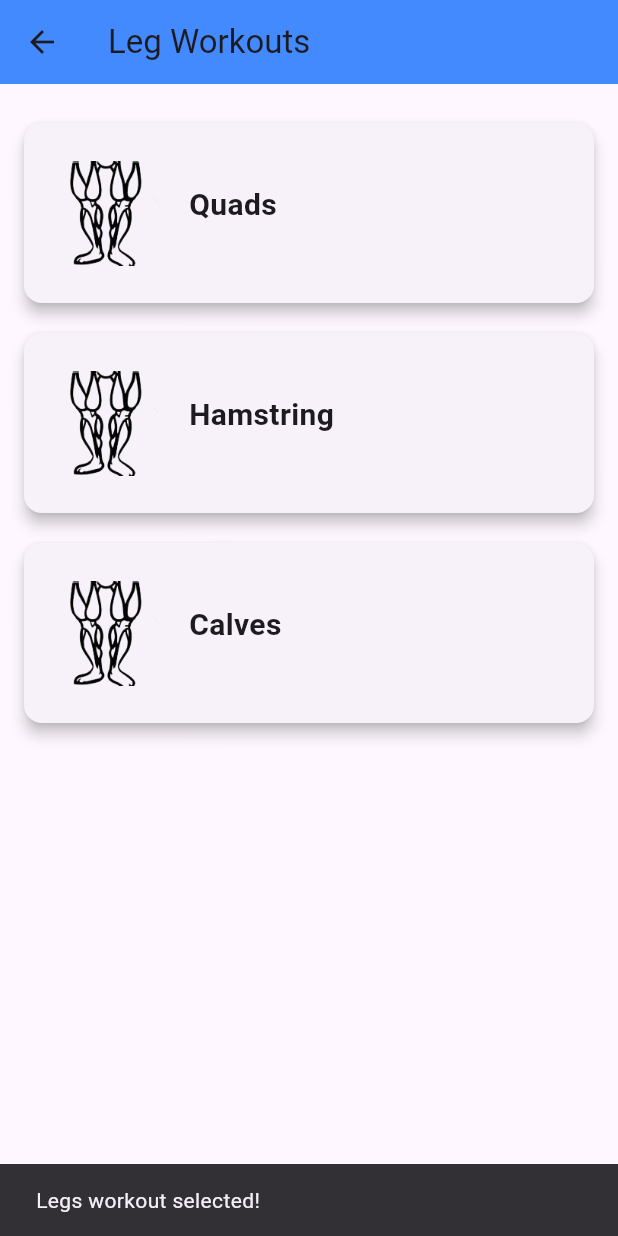
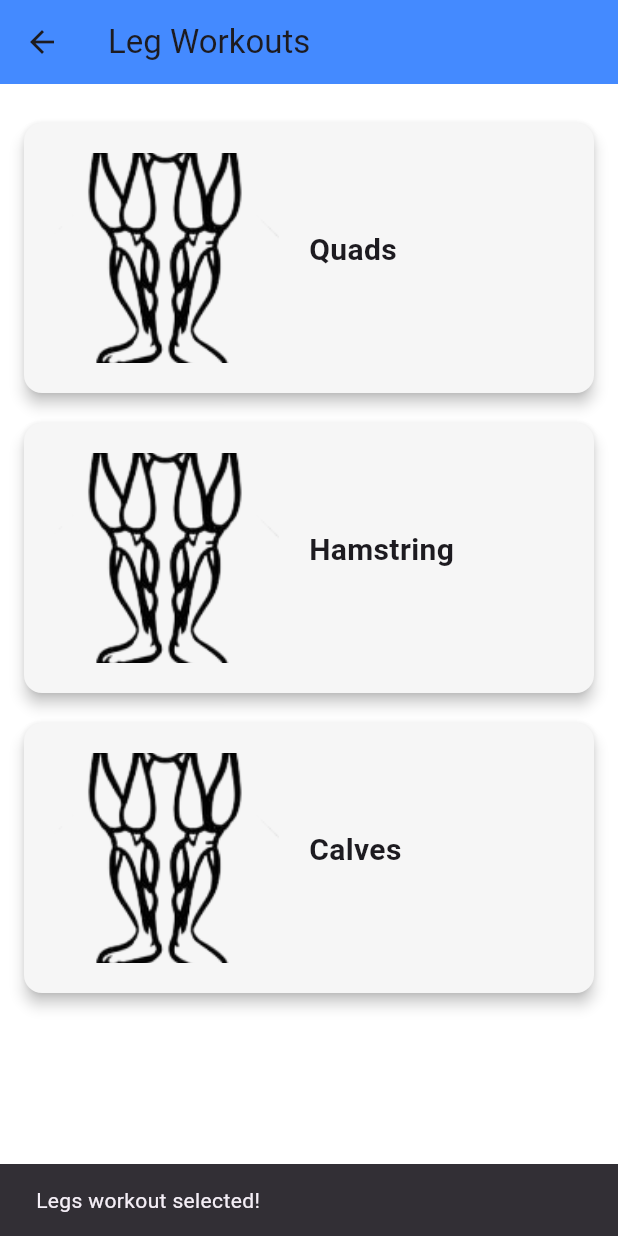
Before and after one commit to FelixJon17/UTS_MOBILEPROGRAMMING_KELOMPOK8, a Flutter app: the GymWorkoutsScreen screen opened directly, after a tap on "Leg Workouts", on a phone screen of 412 x 824 dp. Run offline on Flutter 3.47's test engine with Material 3 defaults, Android fonts, the phone set to English and light mode, and no system bars; our stand-ins replace cloud_firestore, firebase_auth, firebase_core, flutter_map, latlong2; accounts and stored records are empty.

Commit message:
fix error

```diff
--- a/lib/screen/2.gym_workouts.dart
+++ b/lib/screen/2.gym_workouts.dart
@@ -98,7 +98,7 @@ class GymWorkoutsScreenState extends State<GymWorkoutsScreen> {
                 Navigator.push(
                   context,
                   MaterialPageRoute(
-                    builder: (context) => const LegWorkoutsScreen(),
+                    builder: (context) => const LegWorkoutScreen(),
                   ),
                 ); // Navigate to leg workouts
               },
--- a/lib/screen/gym_workouts/2.back_workout/lower_back_screen.dart
+++ b/lib/screen/gym_workouts/2.back_workout/lower_back_screen.dart
@@ -23,6 +23,11 @@ class LowerBackScreen extends StatelessWidget {
               title: 'Kettlebell Swing',
               description: '4 x 12 reps',
               assetPath: 'assets/img/back/kettlebell-swing.gif',
+            ),
+            LowerBackTile(
+              title: 'Barbell Bent Over Row',
+              description: '4 x 12 reps',
+              assetPath: 'assets/img/back/barbell-bent-over-row.gif',
             ),
           ],
         ),
--- a/lib/screen/gym_workouts/2.back_workout/middle_back_screen.dart
+++ b/lib/screen/gym_workouts/2.back_workout/middle_back_screen.dart
@@ -27,7 +27,7 @@ class MiddleBackScreen extends StatelessWidget {
             MiddleBackTile(
               title: 'Seated Cable Row',
               description: '4 x 12 reps',
-              assetPath: 'assets/img/back/barbell-bent-over-row.gif',
+              assetPath: 'assets/img/back/seated-cable-row.gif',
             ),
           ],
         ),
--- a/lib/screen/gym_workouts/4.leg_workout_screen.dart
+++ b/lib/screen/gym_workouts/4.leg_workout_screen.dart
@@ -1,14 +1,15 @@
+import '4.leg_workout/quads_workout.dart';
+import '4.leg_workout/hamstring_workout.dart';
 import '4.leg_workout/calves_workout.dart';
-import '4.leg_workout/hamstring_workout.dart';
-import '4.leg_workout/quads_Workout.dart';
 import 'package:flutter/material.dart';
 
-class LegWorkoutsScreen extends StatelessWidget {
-  const LegWorkoutsScreen({super.key});
+class LegWorkoutScreen extends StatelessWidget {
+  const LegWorkoutScreen({super.key});
 
   @override
   Widget build(BuildContext context) {
     return Scaffold(
+      backgroundColor: const Color.fromARGB(255, 255, 255, 255),
       appBar: AppBar(
         title: const Text('Leg Workouts'),
         backgroundColor: Colors.blueAccent,
@@ -60,6 +61,7 @@ class LegWorkoutsScreen extends StatelessWidget {
 class HomeFeatureTile extends StatelessWidget {
   final String title;
   final VoidCallback onTap;
+
   const HomeFeatureTile({
     super.key,
     required this.title,
@@ -71,17 +73,18 @@ class HomeFeatureTile extends StatelessWidget {
     return Card(
       elevation: 4,
       margin: const EdgeInsets.symmetric(vertical: 10),
+      color: const Color.fromARGB(255, 246, 246, 246), //warna card
       child: InkWell(
         onTap: onTap,
         child: Container(
           padding: const EdgeInsets.all(20.0), // Padding untuk seluruh konten
-          height: 120, // Tinggi card
+          height: 180, // Tinggi card
           child: Row(
             children: [
               // Gambar di sebelah kiri
               Container(
-                width: 70, // Lebar gambar
-                height: 70, // Tinggi gambar
+                width: 150, // Lebar gambar
+                height: 150, // Tinggi gambar
                 decoration: BoxDecoration(
                   borderRadius: BorderRadius.circular(
                       10), // Membuat sudut gambar melengkung
```
Also changed, not shown: lib/screen/4.bmi_index_calculator.dart (+4 -4 lines).
